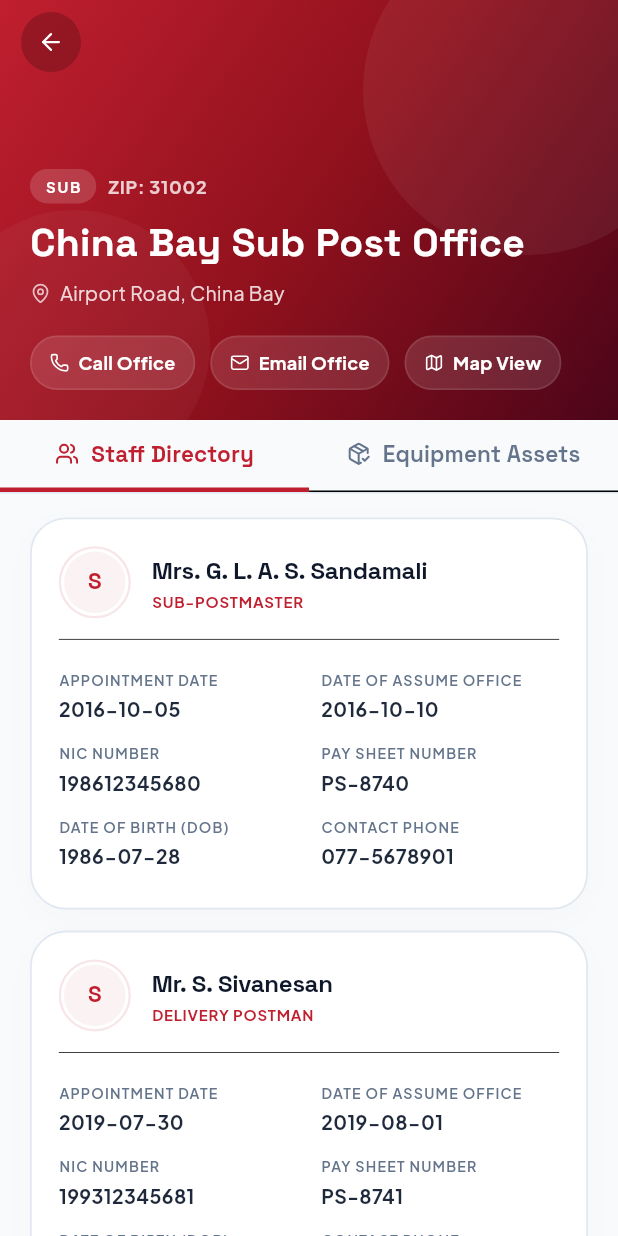
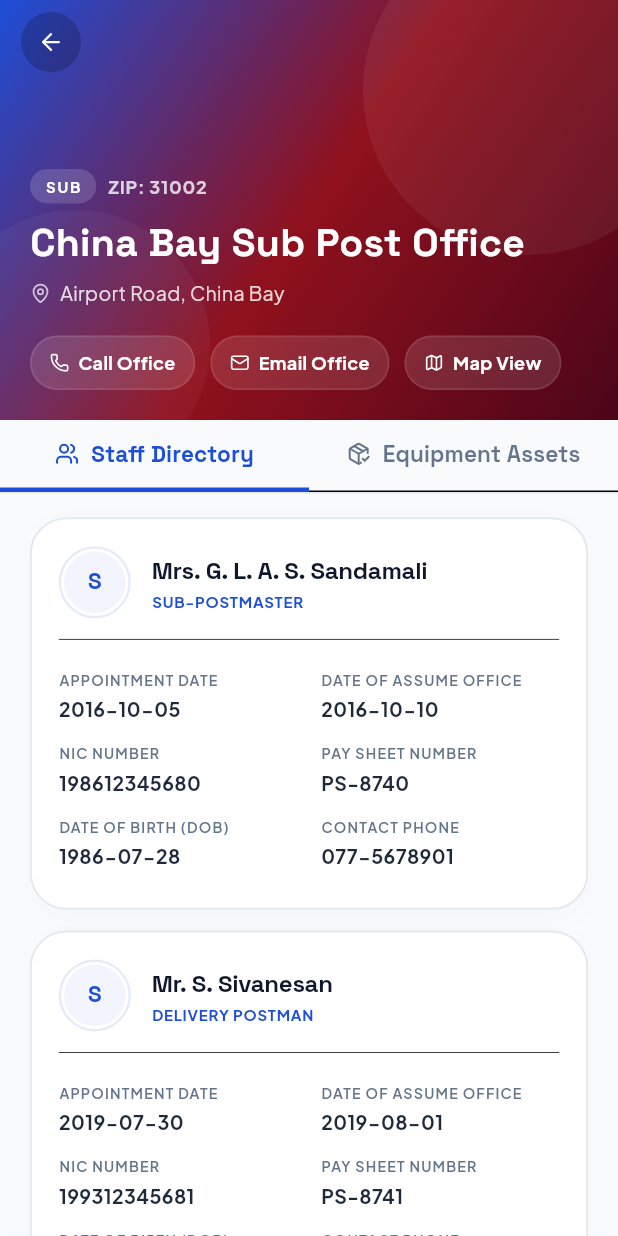
Before and after one commit to Muzakkir-yash/Trincomalee-Post-app, a Flutter app: the screen it shows after launch, after a tap on "Sub POs", after a tap on "China Bay Sub Post Office", on a phone screen of 412 x 824 dp. Run offline on Flutter 3.47's test engine with Material 3 defaults, Android fonts, the phone set to English and light mode, and no system bars; our stand-ins replace cloud_firestore, firebase_core, flutter_lucide, google_fonts; accounts and stored records are empty.

Commit message:
feat: Migrate entire application brand theme accent from red/orange to professional blue

```diff
--- a/lib/screens/detail_screen.dart
+++ b/lib/screens/detail_screen.dart
@@ -389,12 +389,12 @@
                   Container(
                     padding: const EdgeInsets.all(8),
                     decoration: BoxDecoration(
-                      color: isDark ? const Color(0xFFFDA4AF).withAlpha(20) : theme.colorScheme.primary.withAlpha(20),
+                      color: isDark ? const Color(0xFF93C5FD).withAlpha(20) : theme.colorScheme.primary.withAlpha(20),
                       shape: BoxShape.circle,
                     ),
                     child: Icon(
                       LucideIcons.lock,
-                      color: isDark ? const Color(0xFFFDA4AF) : theme.colorScheme.primary,
+                      color: isDark ? const Color(0xFF93C5FD) : theme.colorScheme.primary,
                       size: 20,
                     ),
                   ),
@@ -503,12 +503,12 @@
                   Container(
                     padding: const EdgeInsets.all(8),
                     decoration: BoxDecoration(
-                      color: isDark ? const Color(0xFFFDA4AF).withAlpha(20) : theme.colorScheme.primary.withAlpha(20),
+                      color: isDark ? const Color(0xFF93C5FD).withAlpha(20) : theme.colorScheme.primary.withAlpha(20),
                       shape: BoxShape.circle,
                     ),
                     child: Icon(
                       LucideIcons.pencil,
-                      color: isDark ? const Color(0xFFFDA4AF) : theme.colorScheme.primary,
+                      color: isDark ? const Color(0xFF93C5FD) : theme.colorScheme.primary,
                       size: 20,
                     ),
                   ),
@@ -768,7 +768,7 @@
                         decoration: BoxDecoration(
                           shape: BoxShape.circle,
                           border: Border.all(
-                            color: isDark ? const Color(0xFFFDA4AF).withAlpha(50) : theme.colorScheme.primary.withAlpha(30),
+                            color: isDark ? const Color(0xFF93C5FD).withAlpha(50) : theme.colorScheme.primary.withAlpha(30),
                             width: 1.5,
                           ),
                         ),
@@ -778,7 +778,7 @@
                           child: Text(
                             initial,
                             style: TextStyle(
-                              color: isDark ? const Color(0xFFFDA4AF) : theme.colorScheme.primary,
+                              color: isDark ? const Color(0xFF93C5FD) : theme.colorScheme.primary,
                               fontWeight: FontWeight.bold,
                               fontSize: 15,
                               fontFamily: GoogleFonts.spaceGrotesk().fontFamily,
@@ -803,7 +803,7 @@
                             Text(
                               member.designation.toUpperCase(),
                               style: theme.textTheme.labelSmall?.copyWith(
-                                color: isDark ? const Color(0xFFFDA4AF) : theme.colorScheme.primary,
+                                color: isDark ? const Color(0xFF93C5FD) : theme.colorScheme.primary,
                                 fontSize: 10,
                                 fontWeight: FontWeight.bold,
                                 letterSpacing: 0.5,
@@ -842,7 +842,7 @@
                           icon: const Icon(LucideIcons.pencil, size: 13),
                           label: const Text('Edit'),
                           style: TextButton.styleFrom(
-                            foregroundColor: isDark ? const Color(0xFFFDA4AF) : theme.colorScheme.primary,
+                            foregroundColor: isDark ? const Color(0xFF93C5FD) : theme.colorScheme.primary,
                             textStyle: const TextStyle(fontWeight: FontWeight.bold, fontSize: 13),
                           ),
                         ),
@@ -1001,7 +1001,7 @@
                               style: theme.textTheme.titleMedium?.copyWith(
                                 fontWeight: FontWeight.bold,
                                 fontSize: 18,
-                                color: isDark ? const Color(0xFFFDA4AF) : theme.colorScheme.primary,
+                                color: isDark ? const Color(0xFF93C5FD) : theme.colorScheme.primary,
                               ),
                             ),
                           ],
@@ -1048,7 +1048,7 @@
                             constraints: const BoxConstraints(),
                             padding: const EdgeInsets.symmetric(horizontal: 6, vertical: 2),
                             style: IconButton.styleFrom(
-                              foregroundColor: isDark ? const Color(0xFFFDA4AF) : theme.colorScheme.primary,
+                              foregroundColor: isDark ? const Color(0xFF93C5FD) : theme.colorScheme.primary,
                             ),
                           ),
                           const SizedBox(width: 4),
--- a/lib/screens/home_screen.dart
+++ b/lib/screens/home_screen.dart
@@ -77,7 +77,7 @@
                                 hintText: 'Search office name, postal code, region...',
                                 prefixIcon: Icon(
                                   LucideIcons.search,
-                                  color: isDark ? const Color(0xFFFDA4AF) : theme.colorScheme.primary,
+                                  color: isDark ? const Color(0xFF93C5FD) : theme.colorScheme.primary,
                                   size: 20,
                                 ),
                                 suffixIcon: _searchController.text.isNotEmpty
@@ -147,14 +147,14 @@
                 decoration: BoxDecoration(
                   gradient: LinearGradient(
                     colors: isDark
-                        ? [const Color(0xFFEF4444).withAlpha(40), const Color(0xFFB91C1C).withAlpha(10)]
-                        : [const Color(0xFFC01F2F).withAlpha(20), const Color(0xFFC01F2F).withAlpha(5)],
+                        ? [const Color(0xFF3B82F6).withAlpha(40), const Color(0xFF1D4ED8).withAlpha(10)]
+                        : [const Color(0xFF1D4ED8).withAlpha(20), const Color(0xFF1D4ED8).withAlpha(5)],
                     begin: Alignment.topLeft,
                     end: Alignment.bottomRight,
                   ),
                   borderRadius: BorderRadius.circular(14),
                   border: Border.all(
-                    color: isDark ? const Color(0xFFFDA4AF).withAlpha(40) : const Color(0xFFC01F2F).withAlpha(30),
+                    color: isDark ? const Color(0xFF93C5FD).withAlpha(40) : const Color(0xFF1D4ED8).withAlpha(30),
                     width: 1.5,
                   ),
                 ),
@@ -162,7 +162,7 @@
                   child: Icon(
                     LucideIcons.landmark,
                     size: 20,
-                    color: isDark ? const Color(0xFFFDA4AF) : const Color(0xFFC01F2F),
+                    color: isDark ? const Color(0xFF93C5FD) : const Color(0xFF1D4ED8),
                   ),
                 ),
               ),
@@ -176,7 +176,7 @@
                       fontSize: 10,
                       letterSpacing: 1.8,
                       fontWeight: FontWeight.w800,
-                      color: isDark ? const Color(0xFFFDA4AF) : const Color(0xFFC01F2F),
+                      color: isDark ? const Color(0xFF93C5FD) : const Color(0xFF1D4ED8),
                     ),
                   ),
                   const SizedBox(height: 3),
@@ -237,7 +237,7 @@
                 gradient: LinearGradient(
                   colors: isDark
                       ? [const Color(0xFF0F1326), const Color(0xFF060814)]
-                      : [theme.colorScheme.primary, const Color(0xFF90111D)],
+                      : [theme.colorScheme.primary, const Color(0xFF1D4ED8)],
                   begin: Alignment.topLeft,
                   end: Alignment.bottomRight,
                 ),
@@ -252,7 +252,7 @@
                 height: 160,
                 decoration: BoxDecoration(
                   shape: BoxShape.circle,
-                  color: (isDark ? const Color(0xFFFDA4AF) : Colors.white).withAlpha(isDark ? 12 : 30),
+                  color: (isDark ? const Color(0xFF93C5FD) : Colors.white).withAlpha(isDark ? 12 : 30),
                 ),
               ),
             ),
@@ -265,7 +265,7 @@
                 height: 120,
                 decoration: BoxDecoration(
                   shape: BoxShape.circle,
-                  color: (isDark ? const Color(0xFFFDA4AF) : Colors.white).withAlpha(isDark ? 8 : 18),
+                  color: (isDark ? const Color(0xFF93C5FD) : Colors.white).withAlpha(isDark ? 8 : 18),
                 ),
               ),
             ),
@@ -280,7 +280,7 @@
                     icon: LucideIcons.building,
                     value: provider.totalPostOffices.toString(),
                     label: 'Offices',
-                    color: isDark ? const Color(0xFFFDA4AF) : Colors.white,
+                    color: isDark ? const Color(0xFF93C5FD) : Colors.white,
                     theme: theme,
                   ),
                   Container(
@@ -292,7 +292,7 @@
                     icon: LucideIcons.users,
                     value: provider.totalStaffCount.toString(),
                     label: 'Staff Registry',
-                    color: isDark ? const Color(0xFFFDA4AF) : Colors.white,
+                    color: isDark ? const Color(0xFF93C5FD) : Colors.white,
                     theme: theme,
                   ),
                   Container(
@@ -304,7 +304,7 @@
                     icon: LucideIcons.package_check,
                     value: provider.totalEquipmentCount.toString(),
                     label: 'Inventory',
-                    color: isDark ? const Color(0xFFFDA4AF) : Colors.white,
+                    color: isDark ? const Color(0xFF93C5FD) : Colors.white,
                     theme: theme,
                   ),
                 ],
@@ -377,7 +377,7 @@
                   provider.updateTypeFilter(filter);
                 }
               },
-              selectedColor: isDark ? const Color(0xFFE11D48) : theme.colorScheme.primary,
+              selectedColor: isDark ? const Color(0xFF3B82F6) : theme.colorScheme.primary,
               checkmarkColor: Colors.white,
               labelStyle: theme.textTheme.bodyMedium?.copyWith(
                 color: isSelected
@@ -463,12 +463,12 @@
                     decoration: BoxDecoration(
                       color: isMain
                           ? theme.colorScheme.primary.withAlpha(16)
-                          : (isDark ? const Color(0xFFFDA4AF).withAlpha(16) : const Color(0xFF90111D).withAlpha(16)),
+                          : (isDark ? const Color(0xFF93C5FD).withAlpha(16) : const Color(0xFF1E3A8A).withAlpha(16)),
                       borderRadius: BorderRadius.circular(18),
                       border: Border.all(
                         color: isMain
                             ? theme.colorScheme.primary.withAlpha(40)
-                            : (isDark ? const Color(0xFFFDA4AF).withAlpha(40) : const Color(0xFF90111D).withAlpha(40)),
+                            : (isDark ? const Color(0xFF93C5FD).withAlpha(40) : const Color(0xFF1E3A8A).withAlpha(40)),
                         width: 1.5,
                       ),
                     ),
@@ -477,7 +477,7 @@
                         isMain ? LucideIcons.building : LucideIcons.store,
                         color: isMain
                             ? theme.colorScheme.primary
-                            : (isDark ? const Color(0xFFFDA4AF) : const Color(0xFFC01F2F)),
+                            : (isDark ? const Color(0xFF93C5FD) : const Color(0xFF1D4ED8)),
                         size: 24,
                       ),
                     ),
@@ -509,7 +509,7 @@
                               decoration: BoxDecoration(
                                 color: isMain
                                     ? theme.colorScheme.primary.withAlpha(16)
-                                    : (isDark ? const Color(0xFFFDA4AF).withAlpha(16) : const Color(0xFF90111D).withAlpha(16)),
+                                    : (isDark ? const Color(0xFF93C5FD).withAlpha(16) : const Color(0xFF1E3A8A).withAlpha(16)),
                                 borderRadius: BorderRadius.circular(10),
                               ),
                               child: Text(
@@ -520,7 +520,7 @@
                                   letterSpacing: 0.5,
                                   color: isMain
                                       ? theme.colorScheme.primary
-                                      : (isDark ? const Color(0xFFFDA4AF) : const Color(0xFFC01F2F)),
+                                      : (isDark ? const Color(0xFF93C5FD) : const Color(0xFF1D4ED8)),
                                 ),
                               ),
                             ),
--- a/lib/screens/manage_entity_screen.dart
+++ b/lib/screens/manage_entity_screen.dart
@@ -140,12 +140,12 @@
           data: Theme.of(context).copyWith(
             colorScheme: isDark
                 ? const ColorScheme.dark(
-                    primary: Color(0xFFFCA5A5),
+                    primary: Color(0xFF93C5FD),
                     onPrimary: Colors.black,
                     surface: Color(0xFF1E293B),
                   )
                 : const ColorScheme.light(
-                    primary: Color(0xFFC01F2F),
+                    primary: Color(0xFF1D4ED8),
                     onPrimary: Colors.white,
                     surface: Colors.white,
                   ),
@@ -307,8 +307,8 @@
                     decoration: BoxDecoration(
                       gradient: LinearGradient(
                         colors: isDark
-                            ? [const Color(0xFFEF4444), const Color(0xFFB91C1C)]
-                            : [theme.colorScheme.primary, const Color(0xFF9B1623)],
+                            ? [const Color(0xFF3B82F6), const Color(0xFF1D4ED8)]
+                            : [theme.colorScheme.primary, const Color(0xFF1E3A8A)],
                         begin: Alignment.centerLeft,
                         end: Alignment.centerRight,
                       ),
@@ -351,7 +351,7 @@
           children: [
             Icon(
               LucideIcons.user,
-              color: isDark ? const Color(0xFFFCA5A5) : theme.colorScheme.primary,
+              color: isDark ? const Color(0xFF93C5FD) : theme.colorScheme.primary,
               size: 20,
             ),
             const SizedBox(width: 8),
@@ -524,7 +524,7 @@
           children: [
             Icon(
               LucideIcons.package,
-              color: isDark ? const Color(0xFFFCA5A5) : theme.colorScheme.primary,
+              color: isDark ? const Color(0xFF93C5FD) : theme.colorScheme.primary,
               size: 20,
             ),
             const SizedBox(width: 8),
--- a/lib/screens/splash_screen.dart
+++ b/lib/screens/splash_screen.dart
@@ -82,8 +82,8 @@
                         const Color(0xFF151930),
                       ]
                     : [
-                        const Color(0xFF881337), // Deep Rose Red
-                        const Color(0xFFBE123C), // Strong Crimson Rose
+                        const Color(0xFF1E3A8A), // Deep Navy Blue
+                        const Color(0xFF2563EB), // Strong Royal Blue
                         const Color(0xFFF8FAFC), // Off-white Slate
                       ],
                 stops: isDark ? const [0.0, 0.65, 1.0] : const [0.0, 0.5, 1.0],
@@ -103,7 +103,7 @@
                 boxShadow: [
                   BoxShadow(
                     color: isDark
-                        ? const Color(0xFFF43F5E).withAlpha(18)
+                        ? const Color(0xFF3B82F6).withAlpha(18)
                         : Colors.white.withAlpha(45),
                     blurRadius: 100,
                     spreadRadius: 20,
@@ -125,8 +125,8 @@
                 boxShadow: [
                   BoxShadow(
                     color: isDark
-                        ? const Color(0xFFFDA4AF).withAlpha(12)
-                        : const Color(0xFFBE123C).withAlpha(18),
+                        ? const Color(0xFF93C5FD).withAlpha(12)
+                        : const Color(0xFF2563EB).withAlpha(18),
                     blurRadius: 120,
                     spreadRadius: 20,
                   ),
@@ -170,7 +170,7 @@
                                 BoxShadow(
                                   color: isDark
                                       ? Colors.black.withAlpha(120)
-                                      : const Color(0xFF4C0519).withAlpha(35),
+                                      : const Color(0xFF1E3A8A).withAlpha(35),
                                   blurRadius: 40,
                                   offset: const Offset(0, 20),
                                 ),
@@ -188,8 +188,8 @@
                                   boxShadow: [
                                     BoxShadow(
                                       color: isDark
-                                          ? const Color(0xFFFDA4AF).withAlpha(30)
-                                          : const Color(0xFFBE123C).withAlpha(20),
+                                          ? const Color(0xFF93C5FD).withAlpha(30)
+                                          : const Color(0xFF2563EB).withAlpha(20),
                                       blurRadius: 20,
                                       offset: const Offset(0, 6),
                                     ),
@@ -200,8 +200,8 @@
                                     LucideIcons.mail,
                                     size: 46,
                                     color: isDark
-                                        ? const Color(0xFFFDA4AF)
-                                        : const Color(0xFFC01F2F),
+                                        ? const Color(0xFF93C5FD)
+                                        : const Color(0xFF1D4ED8),
                                   ),
                                 ),
                               ),
@@ -257,7 +257,7 @@
                             child: CircularProgressIndicator(
                               strokeWidth: 2.8,
                               valueColor: AlwaysStoppedAnimation<Color>(
-                                isDark ? const Color(0xFFFDA4AF) : Colors.white,
+                                isDark ? const Color(0xFF93C5FD) : Colors.white,
                               ),
                             ),
                           ),
--- a/lib/theme/app_theme.dart
+++ b/lib/theme/app_theme.dart
@@ -2,10 +2,10 @@
 import 'package:google_fonts/google_fonts.dart';
 
 class AppTheme {
-  // Brand Tones - Premium Crimson, Rose Gold & Soft Slates
-  static const Color primaryRed = Color(0xFFC01F2F); // Rich soft Crimson Red
-  static const Color secondaryRed = Color(0xFF90111D); // Burgundy Red for deep contrast
-  static const Color softRed = Color(0xFFFFF1F2); // Rose 50 tint (super clean pinkish/white background)
+  // Brand Tones - Premium Indigo & Soft Slates
+  static const Color primaryBlue = Color(0xFF1D4ED8); // Rich professional Blue (Blue 700)
+  static const Color secondaryBlue = Color(0xFF1E3A8A); // Deep Navy Blue for deep contrast (Blue 900)
+  static const Color softBlue = Color(0xFFEFF6FF); // Blue 50 tint (super clean blue/white background)
   static const Color glassWhite = Color(0xCCFFFFFF); // Transparent frosted white
 
   // Light Mode Neutrals (Modern iOS/Material Slate theme)
@@ -32,8 +32,8 @@
       brightness: Brightness.light,
       scaffoldBackgroundColor: bgLight,
       colorScheme: const ColorScheme.light(
-        primary: primaryRed,
-        secondary: secondaryRed,
+        primary: primaryBlue,
+        secondary: secondaryBlue,
         surface: cardLight,
         error: danger,
       ),
@@ -66,15 +66,15 @@
         iconTheme: const IconThemeData(color: textDark),
       ),
       tabBarTheme: TabBarThemeData(
-        labelColor: primaryRed,
+        labelColor: primaryBlue,
         unselectedLabelColor: textMuted,
-        indicatorColor: primaryRed,
+        indicatorColor: primaryBlue,
         indicatorSize: TabBarIndicatorSize.tab,
         labelStyle: GoogleFonts.spaceGrotesk(fontWeight: FontWeight.bold, fontSize: 15),
         unselectedLabelStyle: GoogleFonts.spaceGrotesk(fontWeight: FontWeight.w600, fontSize: 15),
       ),
       floatingActionButtonTheme: FloatingActionButtonThemeData(
-        backgroundColor: primaryRed,
+        backgroundColor: primaryBlue,
         foregroundColor: Colors.white,
         elevation: 4,
         shape: RoundedRectangleBorder(borderRadius: BorderRadius.circular(18)),
@@ -93,7 +93,7 @@
         ),
         focusedBorder: OutlineInputBorder(
           borderRadius: BorderRadius.circular(18),
-          borderSide: const BorderSide(color: primaryRed, width: 1.8),
+          borderSide: const BorderSide(color: primaryBlue, width: 1.8),
         ),
         errorBorder: OutlineInputBorder(
           borderRadius: BorderRadius.circular(18),
@@ -111,8 +111,8 @@
       brightness: Brightness.dark,
       scaffoldBackgroundColor: bgDark,
       colorScheme: const ColorScheme.dark(
-        primary: Color(0xFFFDA4AF), // Soft rose red to prevent screen glare
-        secondary: Color(0xFFF43F5E),
+        primary: Color(0xFF93C5FD), // Soft sky blue to prevent screen glare (Blue 300)
+        secondary: Color(0xFF3B82F6), // Accent Blue 500
         surface: cardDark,
         error: danger,
       ),
@@ -145,15 +145,15 @@
         iconTheme: const IconThemeData(color: textLight),
       ),
       tabBarTheme: TabBarThemeData(
-        labelColor: const Color(0xFFFDA4AF),
+        labelColor: const Color(0xFF93C5FD),
         unselectedLabelColor: textLightMuted,
-        indicatorColor: const Color(0xFFFDA4AF),
+        indicatorColor: const Color(0xFF93C5FD),
         indicatorSize: TabBarIndicatorSize.tab,
         labelStyle: GoogleFonts.spaceGrotesk(fontWeight: FontWeight.bold, fontSize: 15),
         unselectedLabelStyle: GoogleFonts.spaceGrotesk(fontWeight: FontWeight.w600, fontSize: 15),
       ),
       floatingActionButtonTheme: FloatingActionButtonThemeData(
-        backgroundColor: const Color(0xFFE11D48), // Rose 600
+        backgroundColor: const Color(0xFF2563EB), // Blue 600
         foregroundColor: Colors.white,
         elevation: 4,
         shape: RoundedRectangleBorder(borderRadius: BorderRadius.circular(18)),
@@ -172,7 +172,7 @@
         ),
         focusedBorder: OutlineInputBorder(
           borderRadius: BorderRadius.circular(18),
-          borderSide: const BorderSide(color: Color(0xFFFDA4AF), width: 1.8),
+          borderSide: const BorderSide(color: Color(0xFF93C5FD), width: 1.8),
         ),
         errorBorder: OutlineInputBorder(
           borderRadius: BorderRadius.circular(18),
```
